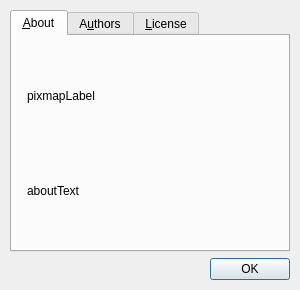
Old version of the form src/mainwindow/aboutdialog.ui in the repository MUME/MMapper.
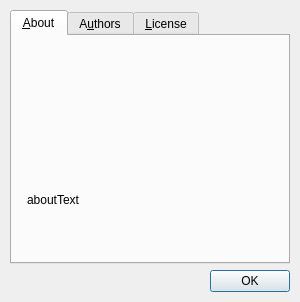
New version of the form. Icons and pictures are not drawn.

```diff
--- a/src/mainwindow/aboutdialog.ui
+++ b/src/mainwindow/aboutdialog.ui
@@ -2,6 +2,14 @@
 <ui version="4.0">
  <class>AboutDialog</class>
  <widget class="QDialog" name="AboutDialog">
+  <property name="geometry">
+   <rect>
+    <x>0</x>
+    <y>0</y>
+    <width>300</width>
+    <height>302</height>
+   </rect>
+  </property>
   <property name="windowTitle">
    <string>About MMapper</string>
   </property>
@@ -31,7 +39,13 @@
        <item>
         <widget class="QLabel" name="pixmapLabel">
          <property name="text">
-          <string>pixmapLabel</string>
+          <string/>
+         </property>
+         <property name="pixmap">
+          <pixmap resource="../resources/mmapper2.qrc">:/pixmaps/splash20.png</pixmap>
+         </property>
+         <property name="alignment">
+          <set>Qt::AlignCenter</set>
          </property>
         </widget>
        </item>
```
Left out of the diff: 48 changed lines with no effect on the pictures.
